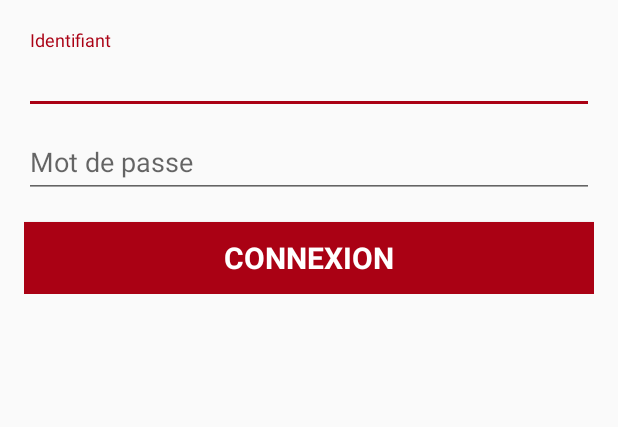
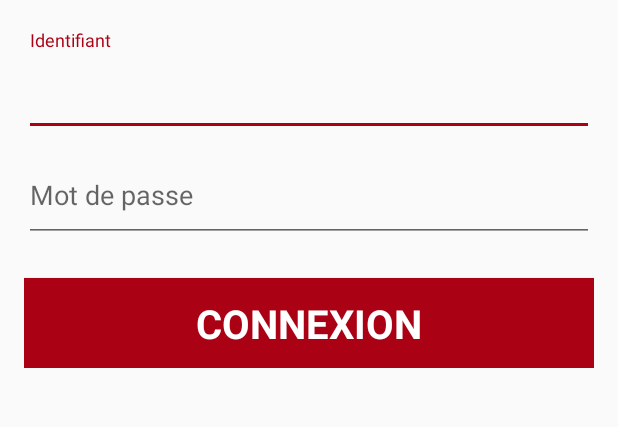
Before and after one commit to Nairolf92/Olivraison, an Android app: the screen it shows after launch (LoginActivity), on a phone screen of 412 x 824 dp, the part 307-734 px from its top. Run offline under Robolectric (Android 15) with nearby library versions, the phone set to English and light mode, and no system bars; our stand-ins replace Volley; network calls fail.

Commit message:
Augmentation taille champs login

```diff
--- a/Olivraison/app/src/main/res/layout/activity_login.xml
+++ b/Olivraison/app/src/main/res/layout/activity_login.xml
@@ -29,7 +29,7 @@
         android:id="@+id/login_form"
         android:layout_width="match_parent"
         android:paddingTop="20dp"
-        android:layout_height="match_parent">
+        android:layout_height="300dp">
 
         <LinearLayout
             android:id="@+id/email_login_form"
@@ -44,7 +44,7 @@
                 <EditText
                     android:id="@+id/login"
                     android:layout_width="match_parent"
-                    android:layout_height="wrap_content"
+                    android:layout_height="60dp"
                     android:hint="@string/prompt_login"
                     android:inputType="text"
                     android:maxLines="1"
@@ -60,7 +60,7 @@
                 <EditText
                     android:id="@+id/password"
                     android:layout_width="match_parent"
-                    android:layout_height="wrap_content"
+                    android:layout_height="60dp"
                     android:hint="@string/prompt_password"
                     android:imeActionId="@+id/password"
                     android:imeActionLabel="@string/action_sign_in_short"
@@ -75,13 +75,13 @@
                 android:id="@+id/email_sign_in_button"
                 style="?android:textAppearanceSmall"
                 android:layout_width="match_parent"
-                android:layout_height="wrap_content"
-                android:layout_marginTop="16dp"
+                android:layout_height="60dp"
+                android:layout_marginTop="24dp"
                 android:text="@string/action_sign_in_short"
                 android:textStyle="bold"
                 android:background="#AA0114"
                 android:textColor="#FFFFFF"
-                android:textSize="30px"/>
+                android:textSize="40px"/>
         </LinearLayout>
     </ScrollView>
 </LinearLayout>
```
